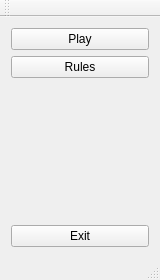
Qt form mainwindow.ui (Ir0nDru/Chess) before a commit.
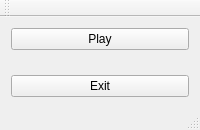
The same form after that commit.

```diff
--- a/mainwindow.ui
+++ b/mainwindow.ui
@@ -6,8 +6,8 @@
    <rect>
     <x>0</x>
     <y>0</y>
-    <width>160</width>
-    <height>280</height>
+    <width>200</width>
+    <height>130</height>
    </rect>
   </property>
   <property name="minimumSize">
@@ -34,13 +34,6 @@
       </property>
      </widget>
     </item>
-    <item>
-     <widget class="QPushButton" name="rulesButton">
-      <property name="text">
-       <string>Rules</string>
-      </property>
-     </widget>
-    </item>
     <item>
      <spacer name="verticalSpacer">
       <property name="orientation">
```
Left out of the diff: 2 changed lines with no effect on the pictures.
